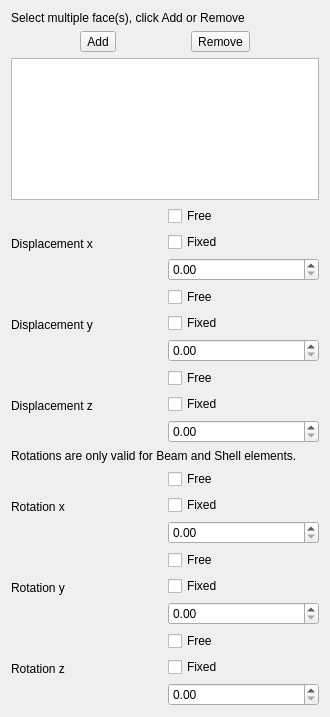
This is src/Mod/Fem/Gui/TaskFemConstraintDisplacement.ui in southseact-3d/fcd as Qt 5 draws it before an edit. The edited form follows.
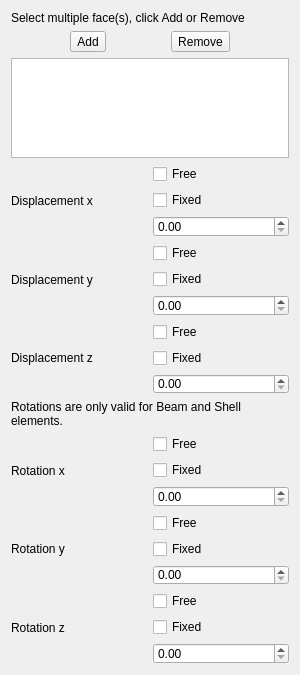
This is the edited form.

Patch:
```diff
--- a/src/Mod/Fem/Gui/TaskFemConstraintDisplacement.ui
+++ b/src/Mod/Fem/Gui/TaskFemConstraintDisplacement.ui
@@ -9,8 +9,8 @@
    <rect>
     <x>0</x>
     <y>0</y>
-    <width>330</width>
-    <height>717</height>
+    <width>300</width>
+    <height>641</height>
    </rect>
   </property>
   <property name="sizePolicy">
```
